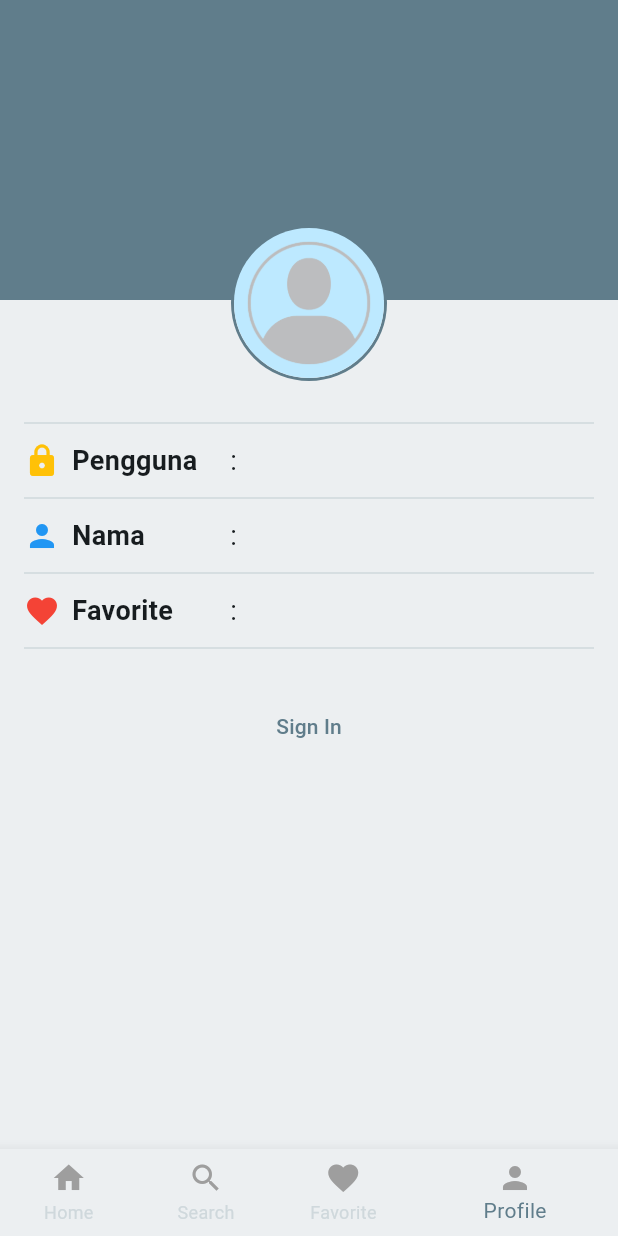
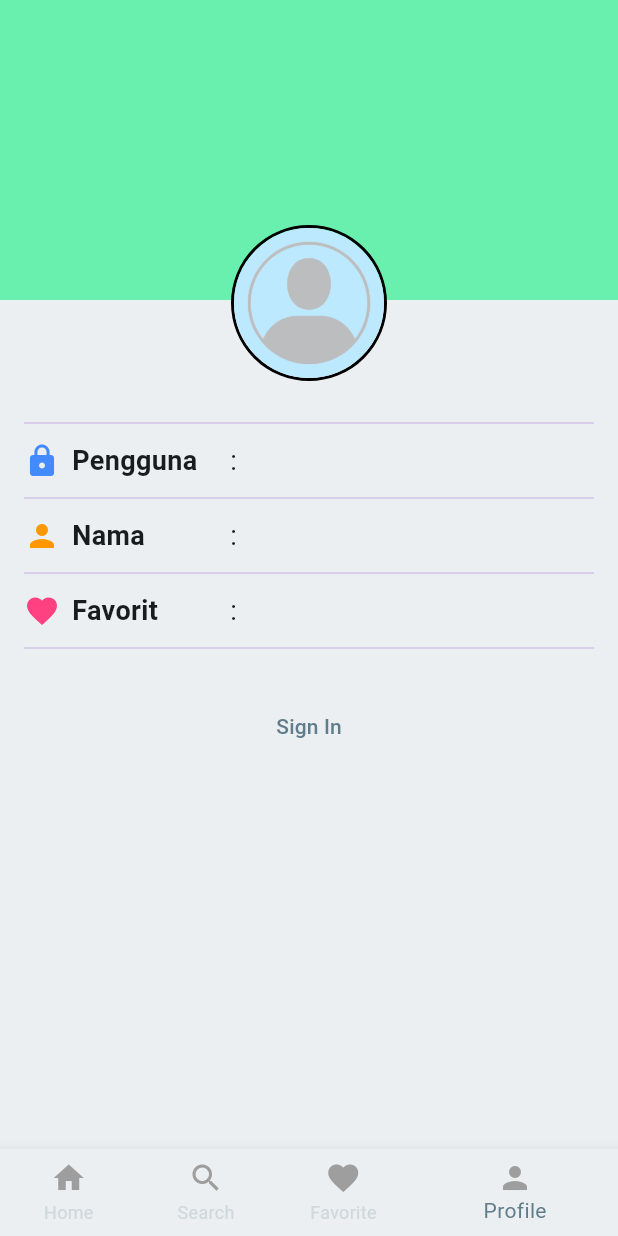
Before and after one commit to Ulhad/aplikasi_gym_palembang, a Flutter app: the screen it shows after launch, item 4 of the bottom bar chosen, on a phone screen of 412 x 824 dp. Run offline on Flutter 3.47's test engine with Material 3 defaults, Android fonts, the phone set to English and light mode, and no system bars; our stand-ins replace cached_network_image, image_picker, shared_preferences; missing offline and left inert: encrypt.

Commit message:
Update SignUp

```diff
--- a/lib/main.dart
+++ b/lib/main.dart
@@ -1,10 +1,11 @@
 import 'package:flutter/material.dart';
+import 'package:aplikasi_gym_palembang/screens/signin_Screens.dart';
+import 'package:aplikasi_gym_palembang/screens/SignUp_Screens.dart';
+import 'package:aplikasi_gym_palembang/screens/detail_screens.dart';
+import 'package:aplikasi_gym_palembang/screens/favorite_screens.dart';
 import 'package:aplikasi_gym_palembang/screens/home_screens.dart';
+import 'package:aplikasi_gym_palembang/screens/profile_screens.dart';
 import 'package:aplikasi_gym_palembang/screens/search_screens.dart';
-import 'package:aplikasi_gym_palembang/screens/signIn_screens.dart';
-import 'package:aplikasi_gym_palembang/screens/signUp_screens.dart';
-import 'package:aplikasi_gym_palembang/screens/favorite_screens.dart';
-import 'package:aplikasi_gym_palembang/screens/profile_screens.dart';
 
 void main() {
   runApp(const MyApp());
@@ -16,8 +17,14 @@ class MyApp extends StatelessWidget {
   @override
   Widget build(BuildContext context) {
     return MaterialApp(
+      initialRoute: '/',
+      routes: {
+        '/': (context) => MainScreen(),
+        '/signin': (context) => SignInScreen(),
+        '/signup': (context) => SignUpScreen(),
+      },
+      debugShowCheckedModeBanner: false,
       title: 'Aplikasi Gym',
-      debugShowCheckedModeBanner: false,
       theme: ThemeData(
         appBarTheme: const AppBarTheme(
           iconTheme: IconThemeData(color: Colors.blueGrey),
@@ -33,13 +40,6 @@ class MyApp extends StatelessWidget {
         ),
         useMaterial3: true,
       ),
-      initialRoute: '/',
-      routes: {
-        '/': (context) => MainScreen(),
-        '/signin': (context) => SignInScreen(),
-        '/signup': (context) => SignUpScreen(),
-        // Add other routes as needed
-      },
     );
   }
 }
--- a/lib/screens/profile_screens.dart
+++ b/lib/screens/profile_screens.dart
@@ -1,28 +1,109 @@
 import 'package:flutter/material.dart';
+import 'package:shared_preferences/shared_preferences.dart';
+import 'package:aplikasi_gym_palembang/screens/signIn_screens.dart';
+import 'package:encrypt/encrypt.dart' as encrypt;
+import 'package:image_picker/image_picker.dart';
 
 class ProfileScreen extends StatefulWidget {
-  const ProfileScreen({super.key});
+  const ProfileScreen({Key? key}) : super(key: key);
 
   @override
-  State<StatefulWidget> createState() => _ProfileScreenState();
+  State<ProfileScreen> createState() => _ProfileScreenState();
 }
+
 class _ProfileScreenState extends State<ProfileScreen> {
-  // TODO: 1. Deklarasikan variabel yang dibutuhkan
   bool isSignedIn = false;
   String fullName = '';
   String userName = '';
   int favoriteGymCount = 0;
 
-  // TODO: 5. Implementasi fungsi singin
-  void signIn () {
-     setState(() {
-        isSignedIn = !isSignedIn;
-     });
+  Future<void> _pickImage() async {
+    final ImagePicker _picker = ImagePicker();
+
+    final XFile? image = await _picker.pickImage(
+      source: ImageSource.camera,
+    );
+
+    if (image != null) {
+      // Lakukan sesuatu dengan gambar yang dipilih, misalnya menyimpannya atau menampilkan di UI
+      // Tambahkan logika sesuai kebutuhan Anda
+    }
   }
-  // TODO: 6. Implementasi fungsi singout
-  void signOut () {
+
+  @override
+  void initState() {
+    super.initState();
+    retrieveUserData();
+  }
+
+  void retrieveUserData() async {
+    SharedPreferences prefs = await SharedPreferences.getInstance();
+
+    bool signedIn = prefs.getBool('isSignedIn') ?? false;
+
     setState(() {
-      isSignedIn = !isSignedIn;
+      isSignedIn = signedIn;
+    });
+
+    if (signedIn) {
+      String encryptedFullName = prefs.getString('fullname') ?? '';
+      String encryptedUserName = prefs.getString('username') ?? '';
+
+      String keyString = prefs.getString('key') ?? '';
+      String ivString = prefs.getString('iv') ?? '';
+
+      encrypt.Key key = encrypt.Key.fromBase64(keyString);
+      encrypt.IV iv = encrypt.IV.fromBase64(ivString);
+
+      encrypt.Encrypter encrypter = encrypt.Encrypter(encrypt.AES(key));
+
+      String decryptedFullName = encrypter.decrypt64(encryptedFullName, iv: iv);
+      String decryptedUserName = encrypter.decrypt64(encryptedUserName, iv: iv);
+
+      setState(() {
+        fullName = decryptedFullName;
+        userName = decryptedUserName;
+      });
+
+      List<String>? favoriteGymNames =
+          prefs.getStringList('favoriteGymNames') ?? [];
+
+      setState(() {
+        favoriteGymCount = favoriteGymNames.length;
+      });
+    }
+  }
+
+  void signIn() async {
+    Navigator.push(
+      context,
+      MaterialPageRoute(builder: (context) => SignInScreen()),
+    );
+  }
+
+  void signOut() async {
+    SharedPreferences prefs = await SharedPreferences.getInstance();
+    prefs.clear();
+    setState(() {
+      isSignedIn = false;
+      fullName = '';
+      userName = '';
+      favoriteGymCount = 0;
+    });
+  }
+
+  // TODO: 7. Implementasi fungsi addFavorite
+  void addFavorite() async {
+    SharedPreferences prefs = await SharedPreferences.getInstance();
+
+    List<String>? favoriteGymNames = prefs.getStringList('favoriteGymNames') ?? [];
+    String newFavoriteGymName = 'Gym Baru'; // Ganti dengan Gym yang sebenarnya
+    favoriteGymNames.add(newFavoriteGymName);
+
+    prefs.setStringList('favoriteGymNames', favoriteGymNames);
+
+    setState(() {
+      favoriteGymCount = favoriteGymNames.length;
     });
   }
 
@@ -32,13 +113,14 @@ class _ProfileScreenState extends State<ProfileScreen> {
       body: Stack(
         children: [
           Container(
-            height: 200, width: double.infinity, color: Colors.blueGrey,
+            height: 200,
+            width: double.infinity,
+            color: Colors.greenAccent,
           ),
           Padding(
-            padding: const EdgeInsets.symmetric(horizontal:16),
+            padding: const EdgeInsets.symmetric(horizontal: 16),
             child: Column(
               children: [
-                // TODO: 2. Buat bagian ProfilHeader yang berisi gambar profil
                 Align(
                   alignment: Alignment.topCenter,
                   child: Padding(
@@ -48,102 +130,132 @@ class _ProfileScreenState extends State<ProfileScreen> {
                       children: [
                         Container(
                           decoration: BoxDecoration(
-                            border: Border.all(color: Colors.blueGrey, width: 2),
+                            border: Border.all(color: Colors.black, width: 2),
                             shape: BoxShape.circle,
                           ),
-                          child: CircleAvatar(
+                          child: const CircleAvatar(
                             radius: 50,
                             backgroundImage: AssetImage('images/placeholder_image.png'),
                           ),
                         ),
-                        if(isSignedIn)
+                        if (isSignedIn)
                           IconButton(
-                            onPressed: () {},
-                            icon: Icon(Icons.camera_alt, color: Colors.blueGrey[50],),
+                            onPressed: _pickImage,
+                            icon: Icon(Icons.camera_alt, color: Colors.deepPurple[50]),
                           ),
                       ],
                     ),
                   ),
                 ),
-                // TODO: 3. Buat bagian profilInfo yang berisi info profil
-                SizedBox(height: 20),
-                Divider(color: Colors.blueGrey[100]),
-                SizedBox(height: 4),
+                const SizedBox(height: 20),
+                Divider(color: Colors.deepPurple[100]),
+                const SizedBox(height: 4),
                 Row(
                   children: [
-                    SizedBox(width: MediaQuery.of(context).size.width / 3,
-                      child: Row(
-                        children:[
-                          Icon(Icons.lock, color: Colors.amber),
+                    SizedBox(
+                      width: MediaQuery.of(context).size.width / 3,
+                      child: const Row(
+                        children: [
+                          Icon(Icons.lock, color: Colors.blueAccent),
                           SizedBox(width: 8),
-                          Text('Pengguna', style: TextStyle(
-                            fontSize: 18, fontWeight: FontWeight.bold,
-                          ),),
+                          Text(
+                            'Pengguna',
+                            style: TextStyle(
+                              fontSize: 18,
+                              fontWeight: FontWeight.bold,
+                            ),
+                          ),
                         ],
-                      ),),
+                      ),
+                    ),
                     Expanded(
-                      child: Text(': $userName', style: TextStyle(
-                          fontSize: 18
-                      ),),
+                      child: Text(
+                        ': $userName',
+                        style: const TextStyle(fontSize: 18),
+                      ),
                     ),
                   ],
                 ),
-                SizedBox(height: 4),
-                Divider(color: Colors.blueGrey[100]),
-                SizedBox(height: 4),
+                const SizedBox(height: 4),
+                Divider(color: Colors.deepPurple[100]),
+                const SizedBox(height: 4),
                 Row(
                   children: [
-                    SizedBox(width: MediaQuery.of(context).size.width / 3,
-                      child: Row(
-                        children:[
-                          Icon(Icons.person, color: Colors.blue),
+                    SizedBox(
+                      width: MediaQuery.of(context).size.width / 3,
+                      child: const Row(
+                        children: [
+                          Icon(Icons.person, color: Colors.orange),
                           SizedBox(width: 8),
-                          Text('Nama', style: TextStyle(
-                            fontSize: 18, fontWeight: FontWeight.bold,
-                          ),),
+                          Text(
+                            'Nama',
+                            style: TextStyle(
+                              fontSize: 18,
+                              fontWeight: FontWeight.bold,
+                            ),
+                          ),
                         ],
-                      ),),
+                      ),
+                    ),
                     Expanded(
-                      child: Text(': $fullName', style: TextStyle(
-                          fontSize: 18
-                      ),),
+                      child: Text(
+                        ': $fullName',
+                        style: const TextStyle(fontSize: 18),
+                      ),
                     ),
-                    if(isSignedIn) Icon(Icons.edit),
+                    if (isSignedIn) const Icon(Icons.edit),
                   ],
                 ),
-                SizedBox(height: 4),
-                Divider(color: Colors.blueGrey[100]),
-                SizedBox(height: 4),
+                const SizedBox(height: 4),
+                Divider(color: Colors.deepPurple[100]),
+                const SizedBox(height: 4),
                 Row(
                   children: [
-                    SizedBox(width: MediaQuery.of(context).size.width / 3,
-                      child: Row(
-                        children:[
-                          Icon(Icons.favorite, color: Colors.red),
+                    SizedBox(
+                      width: MediaQuery.of(context).size.width / 3,
+                      child: const Row(
+                        children: [
+                          Icon(Icons.favorite, color: Colors.pinkAccent),
                           SizedBox(width: 8),
-                          Text('Favorite', style: TextStyle(
-                            fontSize: 18, fontWeight: FontWeight.bold,
-                          ),),
+                          Text(
+                            'Favorit',
+                            style: TextStyle(
+                              fontSize: 18,
+                              fontWeight: FontWeight.bold,
+                            ),
+                          ),
                         ],
-                      ),),
+                      ),
+                    ),
                     Expanded(
-                      child: Text(': $fullName', style: TextStyle(
-                          fontSize: 18
-                      ),),
+                      child: favoriteGymCount > 0
+                          ? Text(
+                        ': $favoriteGymCount',
+                        style: const TextStyle(fontSize: 18),
+                      )
+                          : const Text(
+                        ':',
+                        style: TextStyle(fontSize: 18),
+                      ),
                     ),
-                    if(isSignedIn) Icon(Icons.edit),
+                    if (isSignedIn) IconButton(
+                      onPressed: addFavorite,
+                      icon: const Icon(Icons.favorite_border),
+                    ),
                   ],
                 ),
-                // TODO: 4. Buat ProfilActions yang berisi TextButton sign in/out
-                SizedBox(height: 4),
-                Divider(color: Colors.blueGrey[100]),
-                SizedBox(height: 20),
-                isSignedIn ? TextButton(
-                    onPressed: signOut,
-                    child: Text('Sign Out'))
+                const SizedBox(height: 4),
+                Divider(color: Colors.deepPurple[100]),
+                const SizedBox(height: 20),
+                isSignedIn
+                    ? TextButton(
+                  onPressed: signOut,
+                  child: const Text('Sign Out'),
+                )
                     : TextButton(
-                    onPressed: signIn,
-                    child: Text('Sign In')),
+                  onPressed: signIn,
+                  child: const Text('Sign In'),
+                ),
               ],
             ),
           ),
--- a/pubspec.yaml
+++ b/pubspec.yaml
@@ -36,8 +36,9 @@ dependencies:
   # Use with the CupertinoIcons class for iOS style icons.
   cupertino_icons: ^1.0.2
   cached_network_image: ^3.3.0
-  shared_preferences: ^2.0.7
-  image_picker: ^1.0.5
+  shared_preferences: ^2.2.2
+  image_picker: ^0.8.4
+  encrypt: ^5.0.3
 
 dev_dependencies:
   flutter_test:
```
Also changed, not shown: lib/screens/signIn_screens.dart (+54 -29 lines), lib/screens/signUp_screens.dart (+47 -50 lines), pubspec.lock.
